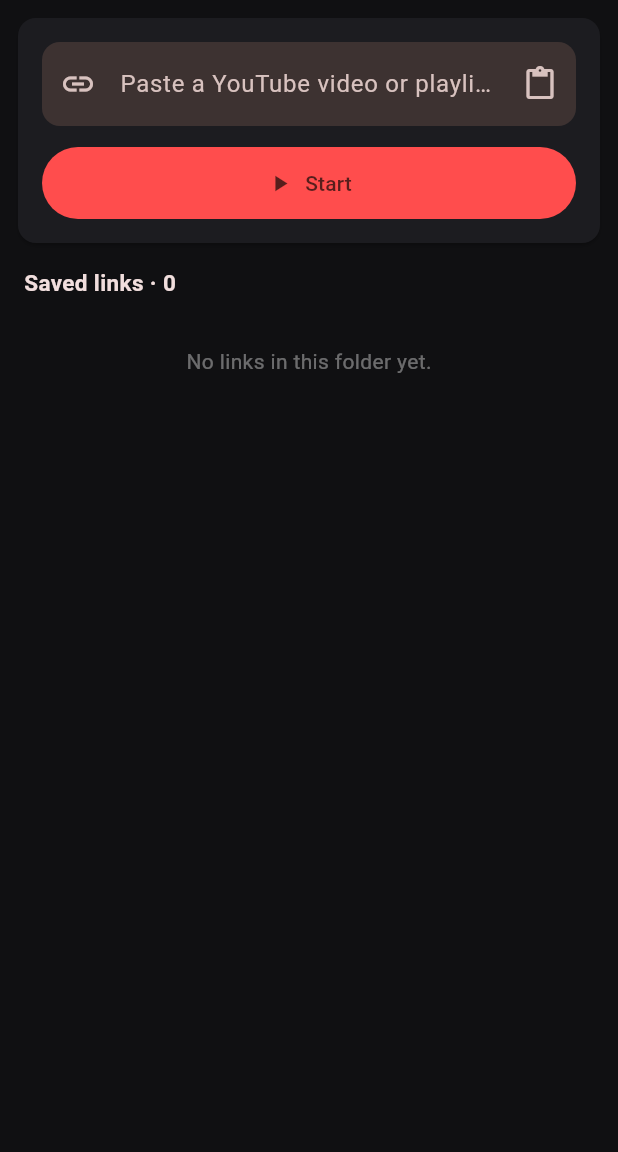
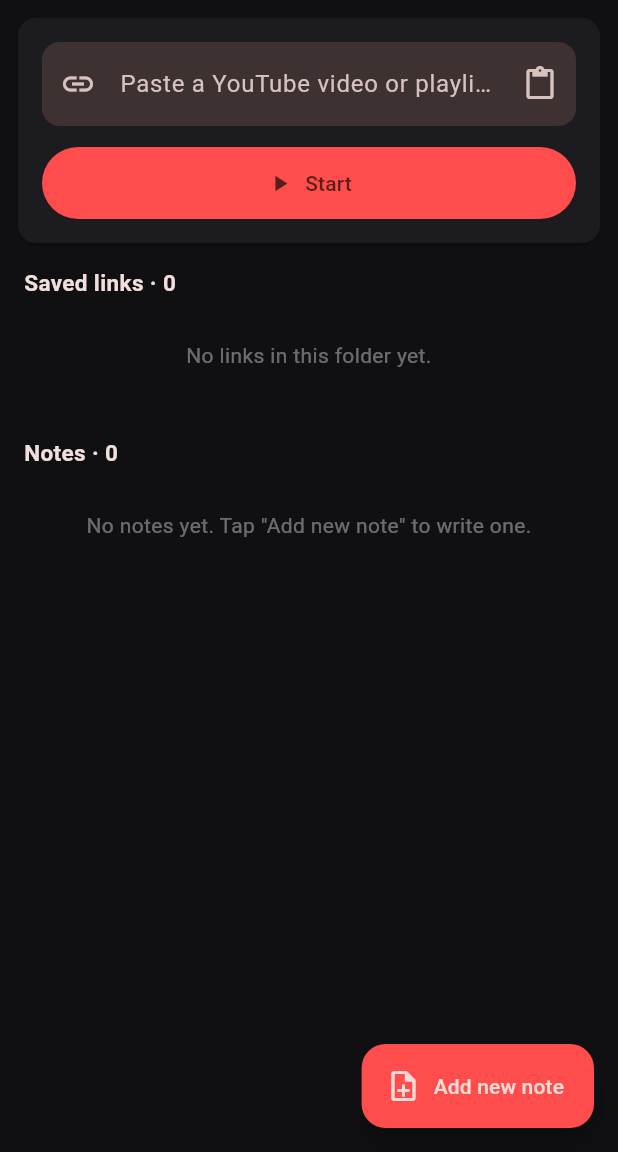
Before and after one commit to jeevankoiri10/you-coursify-tube, a Flutter app: the FolderScreen screen opened directly with empty values, on a phone screen of 412 x 824 dp, the part 84-1236 px from its top. Run offline on Flutter 3.47's test engine with Material 3 defaults, Android fonts, the phone set to English and light mode, and no system bars; our stand-ins replace shared_preferences, youtube_player_iframe; missing offline and left inert: youtube_explode_dart; accounts and stored records are empty.

Commit message:
Move notes into folders; group folder links by add-date
- Remove the Notes bottom-nav tab; notes now live inside folders
- Each folder has an "Add new note" floating action button and a Notes
  section listing that folder's notes
- Notes are scoped to a folder (Note.folderId); deleting a folder moves
  its notes to General alongside its links
- Directory cards show "N links · M notes"
- Inside a folder, saved links show the date they were added and are
  grouped under date headers (Today / Yesterday / N days ago / date)

Adds dayLabel()/shortDate() helpers and an showAddedDate option on
ItemTile.

Co-Authored-By: Claude Opus 4.8 (1M context) <noreply@anthropic.com>

```diff
--- a/lib/models/library.dart
+++ b/lib/models/library.dart
@@ -80,6 +80,7 @@ class LibraryItem {
 class Note {
   Note({
     required this.id,
+    this.folderId = 'default',
     this.title = '',
     this.body = '',
     this.createdAtMs = 0,
@@ -87,6 +88,7 @@ class Note {
   });
 
   final String id;
+  String folderId;
   String title;
   String body;
   final int createdAtMs;
@@ -100,6 +102,7 @@ class Note {
 
   Map<String, dynamic> toJson() => {
         'id': id,
+        'folderId': folderId,
         'title': title,
         'body': body,
         'createdAtMs': createdAtMs,
@@ -108,6 +111,7 @@ class Note {
 
   factory Note.fromJson(Map<String, dynamic> json) => Note(
         id: json['id'] as String,
+        folderId: (json['folderId'] as String?) ?? 'default',
         title: (json['title'] as String?) ?? '',
         body: (json['body'] as String?) ?? '',
         createdAtMs: (json['createdAtMs'] as num?)?.toInt() ?? 0,
--- a/lib/screens/directory_tab.dart
+++ b/lib/screens/directory_tab.dart
@@ -73,7 +73,8 @@ class DirectoryTab extends StatelessWidget {
                 title: Text(folder.name,
                     style: const TextStyle(fontWeight: FontWeight.w600)),
                 subtitle: Text(
-                    '${controller.itemCountInFolder(folder.id)} links'),
+                    '${controller.itemCountInFolder(folder.id)} links · '
+                    '${controller.noteCountInFolder(folder.id)} notes'),
                 trailing: folder.id == LibraryController.defaultFolderId
                     ? const Icon(Icons.chevron_right)
                     : PopupMenuButton<String>(
--- a/lib/screens/folder_screen.dart
+++ b/lib/screens/folder_screen.dart
@@ -3,10 +3,13 @@ import 'package:flutter/material.dart';
 import '../models/library.dart';
 import '../navigation.dart';
 import '../state/library_controller.dart';
+import '../utils/format.dart';
+import '../utils/youtube_links.dart';
 import '../widgets/add_link_form.dart';
 import '../widgets/item_tile.dart';
+import 'note_editor_screen.dart';
 
-/// Shows the links saved inside one folder, and lets you add more to it.
+/// Shows the links and notes saved inside one folder, and lets you add more.
 class FolderScreen extends StatefulWidget {
   const FolderScreen({
     super.key,
@@ -32,6 +35,23 @@ class _FolderScreenState extends State<FolderScreen> {
       await _c.renameFolder(widget.folderId, name);
       setState(() {});
     }
+  }
+
+  void _addNote() {
+    final note = _c.createNote(widget.folderId);
+    Navigator.of(context).push(
+      MaterialPageRoute(
+        builder: (_) => NoteEditorScreen(controller: _c, note: note),
+      ),
+    );
+  }
+
+  void _openNote(Note note) {
+    Navigator.of(context).push(
+      MaterialPageRoute(
+        builder: (_) => NoteEditorScreen(controller: _c, note: note),
+      ),
+    );
   }
 
   Future<void> _confirmDeleteItem(LibraryItem item) async {
@@ -64,6 +84,7 @@ class _FolderScreenState extends State<FolderScreen> {
       listenable: _c,
       builder: (context, _) {
         final items = _c.itemsInFolder(widget.folderId);
+        final notes = _c.notesInFolder(widget.folderId);
         return Scaffold(
           appBar: AppBar(
             title: Text(_folder.name),
@@ -75,8 +96,14 @@ class _FolderScreenState extends State<FolderScreen> {
               ),
             ],
           ),
+          floatingActionButton: FloatingActionButton.extended(
+            onPressed: _addNote,
+            backgroundColor: const Color(0xFFFF4D4D),
+            icon: const Icon(Icons.note_add_outlined),
+            label: const Text('Add new note'),
+          ),
           body: ListView(
-            padding: const EdgeInsets.fromLTRB(12, 12, 12, 24),
+            padding: const EdgeInsets.fromLTRB(12, 12, 12, 90),
             children: [
               AddLinkForm(
                 controller: _c,
@@ -84,29 +111,28 @@ class _FolderScreenState extends State<FolderScreen> {
                 autoOpen: false,
               ),
               const SizedBox(height: 16),
-              Padding(
-                padding: const EdgeInsets.only(left: 4, bottom: 4),
-                child: Text(
-                  'Saved links · ${items.length}',
-                  style: const TextStyle(
-                      fontWeight: FontWeight.bold, fontSize: 15),
-                ),
-              ),
+              _SectionTitle('Saved links · ${items.length}'),
               if (items.isEmpty)
-                const Padding(
-                  padding: EdgeInsets.symmetric(vertical: 28),
-                  child: Center(
-                    child: Text('No links in this folder yet.',
-                        style: TextStyle(color: Colors.white38)),
-                  ),
-                )
+                const _EmptyHint('No links in this folder yet.')
               else
-                for (final item in items)
-                  ItemTile(
-                    item: item,
-                    onTap: () => openItem(context, _c, item),
-                    onDelete: () => _confirmDeleteItem(item),
-                  ),
+                // Grouped by the date each link was added (newest first).
+                for (final group in _groupByDay(items)) ...[
+                  _DateHeader(group.key),
+                  for (final item in group.value)
+                    ItemTile(
+                      item: item,
+                      showAddedDate: true,
+                      onTap: () => openItem(context, _c, item),
+                      onDelete: () => _confirmDeleteItem(item),
+                    ),
+                ],
+              const SizedBox(height: 20),
+              _SectionTitle('Notes · ${notes.length}'),
+              if (notes.isEmpty)
+                const _EmptyHint(
+                    'No notes yet. Tap "Add new note" to write one.')
+              else
+                for (final note in notes) _NoteTile(note: note, onTap: () => _openNote(note)),
             ],
           ),
         );
@@ -114,3 +140,118 @@ class _FolderScreenState extends State<FolderScreen> {
     );
   }
 }
+
+/// Groups items (already sorted newest-first) under date labels, preserving
+/// order so "Today", "Yesterday", then older dates appear top to bottom.
+List<MapEntry<String, List<LibraryItem>>> _groupByDay(List<LibraryItem> items) {
+  final groups = <String, List<LibraryItem>>{};
+  final order = <String>[];
+  for (final item in items) {
+    final label = dayLabel(item.addedAtMs);
+    final list = groups.putIfAbsent(label, () {
+      order.add(label);
+      return [];
+    });
+    list.add(item);
+  }
+  return [for (final label in order) MapEntry(label, groups[label]!)];
+}
+
+class _DateHeader extends StatelessWidget {
+  const _DateHeader(this.label);
+  final String label;
+
+  @override
+  Widget build(BuildContext context) {
+    return Padding(
+      padding: const EdgeInsets.fromLTRB(4, 10, 4, 2),
+      child: Row(
+        children: [
+          const Icon(Icons.event, size: 14, color: Color(0xFFFF4D4D)),
+          const SizedBox(width: 6),
+          Text(
+            label,
+            style: const TextStyle(
+              color: Color(0xFFFF6E6E),
+              fontWeight: FontWeight.w700,
+              fontSize: 13,
+            ),
+          ),
+        ],
+      ),
+    );
+  }
+}
+
+class _SectionTitle extends StatelessWidget {
+  const _SectionTitle(this.text);
+  final String text;
+
+  @override
+  Widget build(BuildContext context) {
+    return Padding(
+      padding: const EdgeInsets.only(left: 4, bottom: 4),
+      child: Text(
+        text,
+        style: const TextStyle(fontWeight: FontWeight.bold, fontSize: 15),
+      ),
+    );
+  }
+}
+
+class _EmptyHint extends StatelessWidget {
+  const _EmptyHint(this.text);
+  final String text;
+
+  @override
+  Widget build(BuildContext context) {
+    return Padding(
+      padding: const EdgeInsets.symmetric(vertical: 24),
+      child: Center(
+        child: Text(text,
+            textAlign: TextAlign.center,
+            style: const TextStyle(color: Colors.white38)),
+      ),
+    );
+  }
+}
+
+class _NoteTile extends StatelessWidget {
+  const _NoteTile({required this.note, required this.onTap});
+  final Note note;
+  final VoidCallback onTap;
+
+  @override
+  Widget build(BuildContext context) {
+    final preview = note.body.trim();
+    final hasLink = hasYoutubeLink(note.body);
+    return Card(
+      margin: const EdgeInsets.symmetric(horizontal: 2, vertical: 4),
+      color: const Color(0xFF1C1C20),
+      child: ListTile(
+        leading: const Icon(Icons.sticky_note_2_outlined, color: Colors.white70),
+        title: Text(
+          note.displayTitle,
+          maxLines: 1,
+          overflow: TextOverflow.ellipsis,
+          style: const TextStyle(fontWeight: FontWeight.w600),
+        ),
+        subtitle: preview.isEmpty
+            ? null
+            : Padding(
+                padding: const EdgeInsets.only(top: 4),
+                child: Text(
+                  preview,
+                  maxLines: 2,
+                  overflow: TextOverflow.ellipsis,
+                  style: const TextStyle(color: Colors.white54, fontSize: 13),
+                ),
+              ),
+        trailing: hasLink
+            ? const Icon(Icons.smart_display_outlined, color: Color(0xFFFF4D4D))
+            : const Icon(Icons.chevron_right),
+        onTap: onTap,
+      ),
+    );
+  }
+}
--- a/lib/state/library_controller.dart
+++ b/lib/state/library_controller.dart
@@ -85,6 +85,10 @@ class LibraryController extends ChangeNotifier {
         .where((i) => i.folderId == folderId)
         .toList()
         .forEach((i) => i.folderId = defaultFolderId);
+    _library.notes
+        .where((n) => n.folderId == folderId)
+        .toList()
+        .forEach((n) => n.folderId = defaultFolderId);
     _library.folders.removeWhere((f) => f.id == folderId);
     await persist();
     notifyListeners();
@@ -128,14 +132,22 @@ class LibraryController extends ChangeNotifier {
 
   // ---- Notes -------------------------------------------------------------
 
-  /// Notes, most recently updated first.
-  List<Note> get notes => _library.notes.toList()
-    ..sort((a, b) => b.updatedAtMs.compareTo(a.updatedAtMs));
+  /// Notes inside a folder, most recently updated first.
+  List<Note> notesInFolder(String folderId) =>
+      _library.notes.where((n) => n.folderId == folderId).toList()
+        ..sort((a, b) => b.updatedAtMs.compareTo(a.updatedAtMs));
 
-  /// Builds a fresh note. It is only added to the library once [saveNote] is
-  /// called, so abandoning a blank note leaves nothing behind.
-  Note createNote() =>
-      Note(id: _id('note'), createdAtMs: _now(), updatedAtMs: _now());
+  int noteCountInFolder(String folderId) =>
+      _library.notes.where((n) => n.folderId == folderId).length;
+
+  /// Builds a fresh note for a folder. It is only added to the library once
+  /// [saveNote] is called, so abandoning a blank note leaves nothing behind.
+  Note createNote(String folderId) => Note(
+        id: _id('note'),
+        folderId: folderId,
+        createdAtMs: _now(),
+        updatedAtMs: _now(),
+      );
 
   Future<void> saveNote(Note note) async {
     note.updatedAtMs = _now();
```
Also changed, not shown: lib/screens/home_shell.dart (+0 -7 lines), lib/screens/notes_tab.dart (deleted, +0 -88 lines), lib/utils/format.dart (+26 -0 lines), lib/widgets/item_tile.dart (+20 -5 lines).
